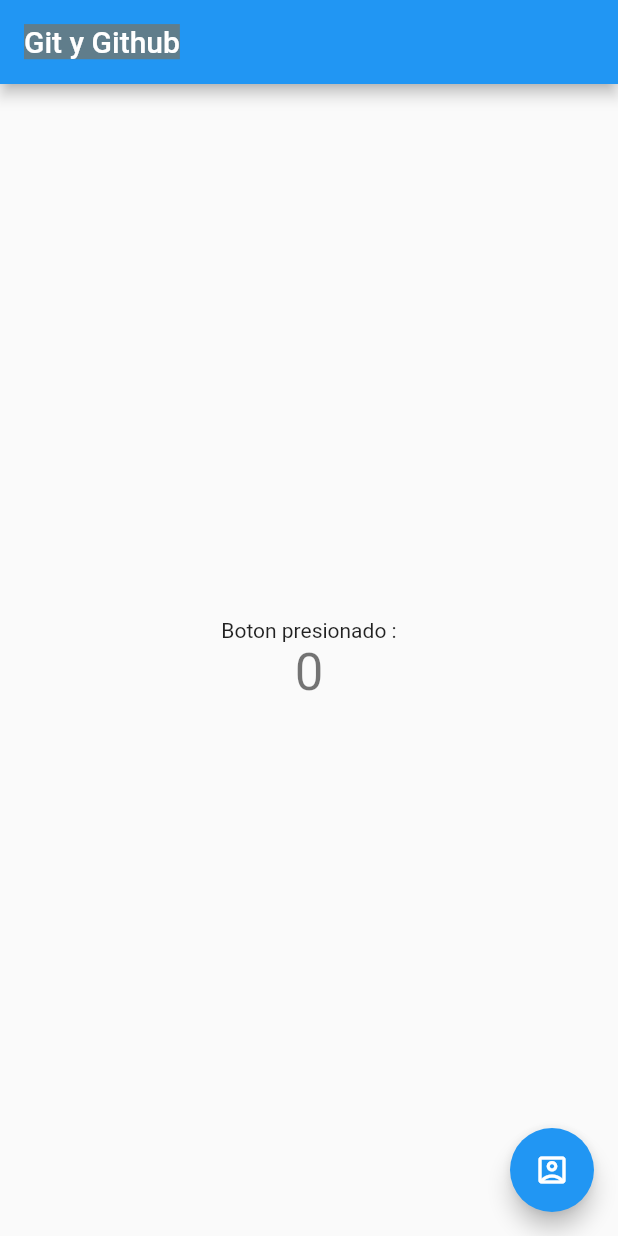
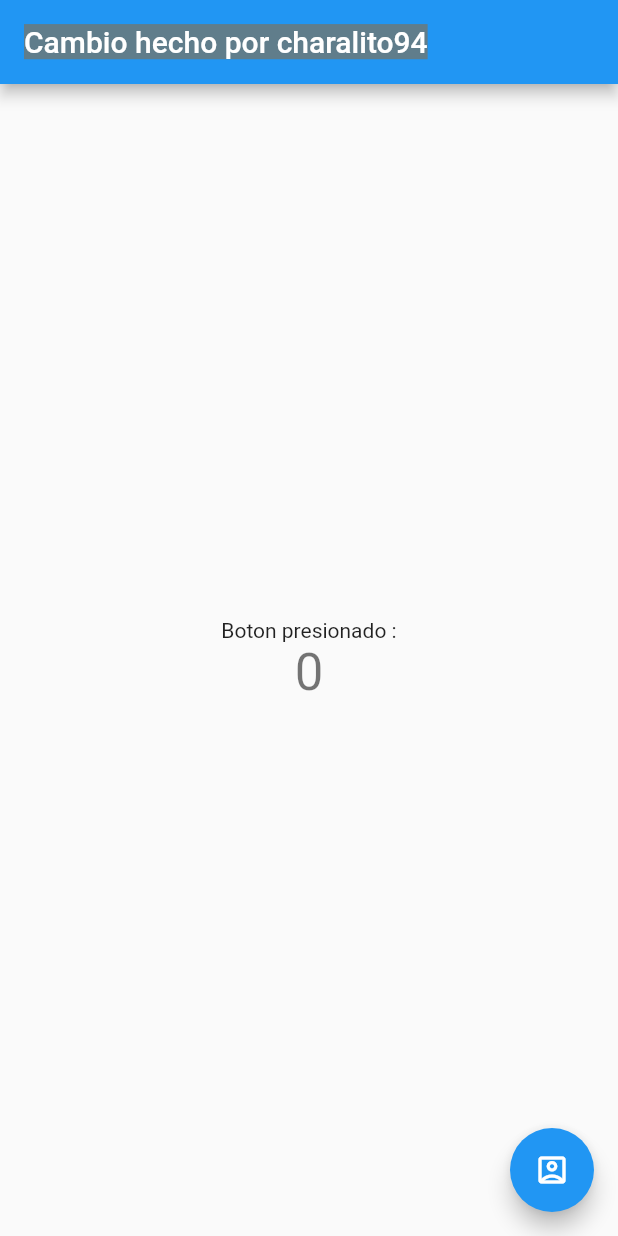
Before and after one commit to spartanfenix/Git_GitHub, a Flutter app: the screen it shows after launch, on a phone screen of 412 x 824 dp. Run offline on Flutter 3.47's test engine with Material 2 defaults, Android fonts, the phone set to English and light mode, and no system bars.

Commit message:
Se hizo un cambio en el titulo por charalito94

```diff
--- a/lib/main.dart
+++ b/lib/main.dart
@@ -13,7 +13,7 @@ class MyApp extends StatelessWidget {
       theme: ThemeData(
         primarySwatch: Colors.blue,
       ),
-      home: MyHomePage(title: 'Git y Github'),
+      home: MyHomePage(title: 'Cambio hecho por charalito94'),
     );
   }
 }
```
